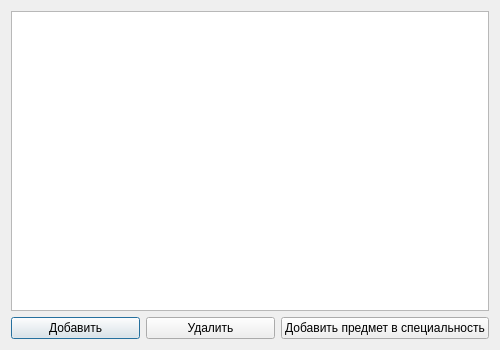
First picture: the form in ui/GroupDialog.ui, repository romano22854566-dotcom/ISD, before the edit.
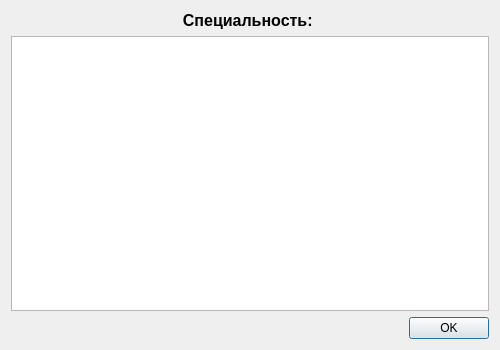
Second picture: the form after the edit.

What changed in the file:
```diff
--- a/ui/GroupDialog.ui
+++ b/ui/GroupDialog.ui
@@ -15,33 +15,41 @@
 		</property>
 		<layout class="QVBoxLayout" name="verticalLayout">
 			<item>
-				<!-- Таблица без явных колонок, они задаются в коде -->
-				<widget class="QTableWidget" name="tblSubjects"/>
-			</item>
-			<item>
-				<layout class="QHBoxLayout" name="horizontalLayout">
-					<item>
-						<widget class="QPushButton" name="btnAddSubject">
+				<widget class="QLabel" name="lblSpecialtyName">
 							<property name="text">
-								<string>Добавить</string>
-							</property>
+						<string>Специальность: </string>
+					</property>
+					<property name="font">
+						<font>
+							<pointsize>12</pointsize>
+							<weight>75</weight>
+							<bold>true</bold>
+						</font>
+					</property>
+					<property name="alignment">
+						<set>Qt::AlignCenter</set>
+					</property>
 						</widget>
 					</item>
 					<item>
-						<widget class="QPushButton" name="btnRemoveSubject">
-							<property name="text">
-								<string>Удалить</string>
-							</property>
+				<widget class="QTableWidget" name="tblSubjects">
+					<property name="editTriggers">
+						<set>QAbstractItemView::NoEditTriggers</set>
+					</property>
+					<property name="selectionBehavior">
+						<enum>QAbstractItemView::SelectRows</enum>
+					</property>
 						</widget>
 					</item>
 					<item>
-						<widget class="QPushButton" name="btnAddSpecSubject">
-							<property name="text">
-								<string>Добавить предмет в специальность</string>
-							</property>
-						</widget>
-					</item>
-				</layout>
+				<widget class="QDialogButtonBox" name="buttonBox">
+					<property name="orientation">
+						<enum>Qt::Horizontal</enum>
+					</property>
+					<property name="standardButtons">
+						<set>QDialogButtonBox::Ok</set>
+					</property>
+				</widget>
 			</item>
 		</layout>
 	</widget>
```
Left out of the diff: 11 changed lines with no effect on the pictures. Lines whose indentation alone changed are shown as unchanged.
